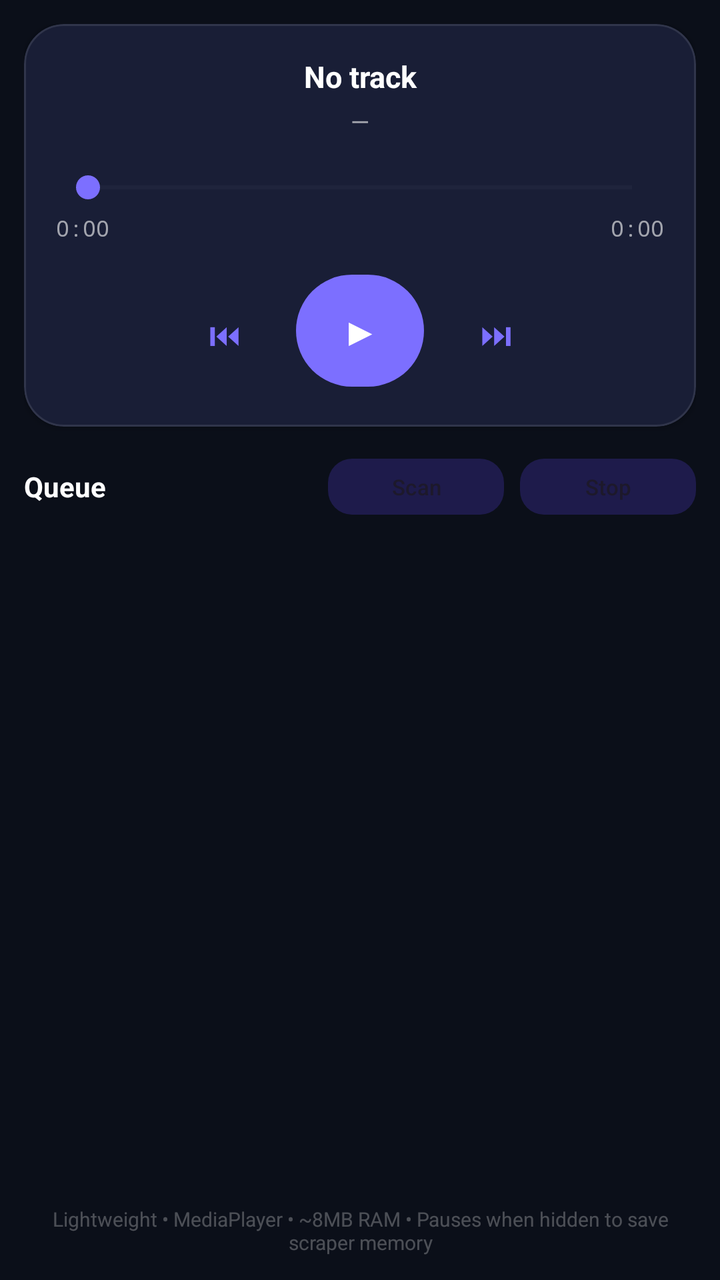
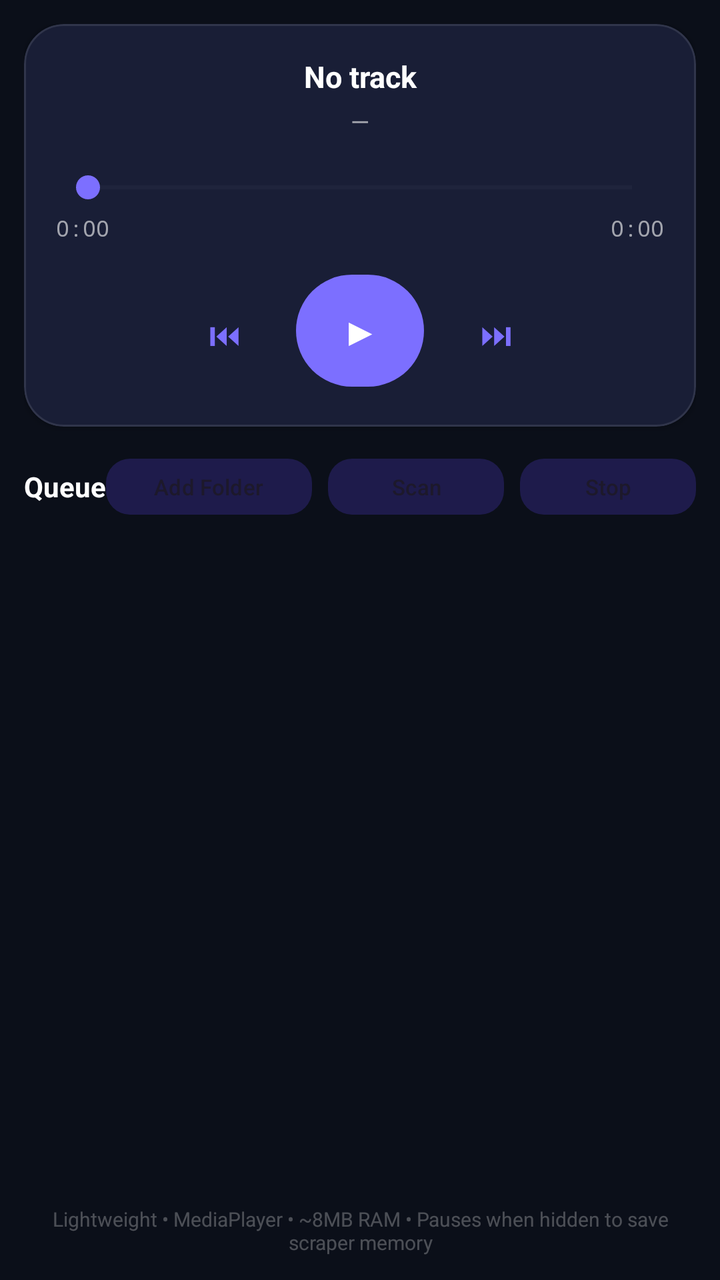

The first picture is an Android layout as it rendered before a commit; the second is the same layout after the commit. The layout source and the unified diff follow.
<!-- AndroidManifest.xml: application theme Theme.LightBrowser -->
<!-- res/layout/fragment_music.xml -->
<?xml version="1.0" encoding="utf-8"?>
<LinearLayout xmlns:android="http://schemas.android.com/apk/res/android"
    xmlns:app="http://schemas.android.com/apk/res-auto"
    android:layout_width="match_parent"
    android:layout_height="match_parent"
    android:orientation="vertical"
    android:background="@color/bg_dark"
    android:padding="12dp">

    <com.google.android.material.card.MaterialCardView
        android:layout_width="match_parent"
        android:layout_height="wrap_content"
        app:cardCornerRadius="20dp"
        app:cardBackgroundColor="@color/surface"
        app:strokeColor="#1AFFFFFF"
        app:strokeWidth="1dp"
        app:cardElevation="2dp">

        <LinearLayout
            android:layout_width="match_parent"
            android:layout_height="wrap_content"
            android:orientation="vertical"
            android:padding="16dp"
            android:gravity="center">

            <TextView
                android:id="@+id/tvTitle"
                android:layout_width="match_parent"
                android:layout_height="wrap_content"
                android:text="No track"
                android:textColor="@color/white"
                android:textSize="15sp"
                android:textStyle="bold"
                android:gravity="center"
                android:ellipsize="marquee"
                android:singleLine="true" />

            <TextView
                android:id="@+id/tvArtist"
                android:layout_width="match_parent"
                android:layout_height="wrap_content"
                android:layout_marginTop="4dp"
                android:text="—"
                android:textColor="#99FFFFFF"
                android:textSize="12sp"
                android:gravity="center" />

            <SeekBar
                android:id="@+id/seekBar"
                android:layout_width="match_parent"
                android:layout_height="wrap_content"
                android:layout_marginTop="16dp"
                android:thumbTint="@color/purple_500"
                android:progressTint="@color/purple_500"
                android:progressBackgroundTint="#1AFFFFFF" />

            <LinearLayout
                android:layout_width="match_parent"
                android:layout_height="wrap_content"
                android:orientation="horizontal"
                android:gravity="center_vertical"
                android:layout_marginTop="4dp">

                <TextView
                    android:id="@+id/tvCurrent"
                    android:layout_width="wrap_content"
                    android:layout_height="wrap_content"
                    android:text="0:00"
                    android:textColor="#99FFFFFF"
                    android:textSize="11sp"
                    android:fontFamily="monospace" />

                <View
                    android:layout_width="0dp"
                    android:layout_height="0dp"
                    android:layout_weight="1" />

                <TextView
                    android:id="@+id/tvDuration"
                    android:layout_width="wrap_content"
                    android:layout_height="wrap_content"
                    android:text="0:00"
                    android:textColor="#99FFFFFF"
                    android:textSize="11sp"
                    android:fontFamily="monospace" />
            </LinearLayout>

            <LinearLayout
                android:layout_width="match_parent"
                android:layout_height="wrap_content"
                android:orientation="horizontal"
                android:gravity="center"
                android:layout_marginTop="12dp">

                <com.google.android.material.button.MaterialButton
                    android:id="@+id/btnPrev"
                    android:layout_width="48dp"
                    android:layout_height="48dp"
                    android:text="⏮"
                    android:textSize="16sp"
                    style="@style/Widget.Material3.Button.IconButton"
                    app:cornerRadius="12dp" />

                <com.google.android.material.button.MaterialButton
                    android:id="@+id/btnPlay"
                    android:layout_width="64dp"
                    android:layout_height="64dp"
                    android:layout_marginHorizontal="12dp"
                    android:text="▶"
                    android:textSize="20sp"
                    style="@style/Widget.Material3.Button"
                    app:cornerRadius="32dp" />

                <com.google.android.material.button.MaterialButton
                    android:id="@+id/btnNext"
                    android:layout_width="48dp"
                    android:layout_height="48dp"
                    android:text="⏭"
                    android:textSize="16sp"
                    style="@style/Widget.Material3.Button.IconButton"
                    app:cornerRadius="12dp" />
            </LinearLayout>
        </LinearLayout>
    </com.google.android.material.card.MaterialCardView>

    <LinearLayout
        android:layout_width="match_parent"
        android:layout_height="wrap_content"
        android:orientation="horizontal"
        android:gravity="center_vertical"
        android:layout_marginTop="12dp">

        <TextView
            android:layout_width="0dp"
            android:layout_weight="1"
            android:layout_height="wrap_content"
            android:text="Queue"
            android:textColor="@color/white"
            android:textSize="14sp"
            android:textStyle="bold" />

        <com.google.android.material.button.MaterialButton
            android:id="@+id/btnScan"
            android:layout_width="wrap_content"
            android:layout_height="36dp"
            android:text="Scan"
            android:textSize="11sp"
            style="@style/Widget.Material3.Button.TonalButton"
            app:cornerRadius="12dp" />

        <View android:layout_width="8dp" android:layout_height="0dp" />

        <com.google.android.material.button.MaterialButton
            android:id="@+id/btnStop"
            android:layout_width="wrap_content"
            android:layout_height="36dp"
            android:text="Stop"
            android:textSize="11sp"
            style="@style/Widget.Material3.Button.TonalButton"
            app:cornerRadius="12dp" />
    </LinearLayout>

    <androidx.recyclerview.widget.RecyclerView
        android:id="@+id/recycler"
        android:layout_width="match_parent"
        android:layout_height="0dp"
        android:layout_weight="1"
        android:layout_marginTop="8dp"
        android:clipToPadding="false"
        android:padding="4dp" />

    <TextView
        android:id="@+id/empty"
        android:layout_width="match_parent"
        android:layout_height="0dp"
        android:layout_weight="1"
        android:gravity="center"
        android:text="No audio found in Downloads\nAdd MP3 to Download folder"
        android:textColor="#66FFFFFF"
        android:visibility="gone" />

    <TextView
        android:layout_width="match_parent"
        android:layout_height="wrap_content"
        android:layout_marginTop="8dp"
        android:text="Lightweight • MediaPlayer • ~8MB RAM • Pauses when hidden to save scraper memory"
        android:textColor="#44FFFFFF"
        android:textSize="10sp"
        android:gravity="center" />
</LinearLayout>
<!-- resources referenced by this layout -->
<resources>
  <color name="bg_dark">#0B0F19</color>
  <color name="purple_500">#7C6FFF</color>
  <color name="surface">#121827</color>
  <color name="white">#FFFFFF</color>
  <style name="Theme.LightBrowser" parent="Theme.Material3.DayNight.NoActionBar">
          <item name="colorPrimary">@color/purple_500</item>
          <item name="colorOnPrimary">@color/white</item>
          <item name="colorPrimaryContainer">#2A2D4A</item>
          <item name="colorOnPrimaryContainer">#E2E8F0</item>
          <item name="colorSecondary">#A78BFA</item>
          <item name="colorSecondaryContainer">#1E1B4B</item>
          <item name="colorSurface">@color/surface</item>
          <item name="colorSurfaceVariant">#1E293B</item>
          <item name="colorOnSurface">@color/white</item>
          <item name="colorOnSurfaceVariant">#94A3B8</item>
          <item name="android:statusBarColor">@android:color/transparent</item>
          <item name="android:navigationBarColor">@android:color/transparent</item>
          <item name="android:windowLightStatusBar">false</item>
          <item name="android:windowLightNavigationBar">false</item>
          <item name="bottomNavigationStyle">@style/Widget.LightBrowser.BottomNav</item>
          
          <item name="textAppearanceTitleLarge">@style/TextAppearance.LightBrowser.TitleLarge</item>
          <item name="textAppearanceBodyMedium">@style/TextAppearance.LightBrowser.Body</item>
      </style>
  <style name="Widget.LightBrowser.BottomNav" parent="Widget.Material3.BottomNavigationView">
          <item name="android:background">@color/surface</item>
          <item name="itemIconTint">#E2E8F0</item>
          <item name="itemTextColor">#94A3B8</item>
          <item name="itemActiveIndicatorStyle">@style/Widget.LightBrowser.Indicator</item>
      </style>
  <style name="TextAppearance.LightBrowser.TitleLarge" parent="TextAppearance.Material3.TitleLarge">
          <item name="android:fontFamily">sans-serif</item>
          <item name="android:textColor">@color/white</item>
          <item name="android:letterSpacing">-0.02</item>
      </style>
  <style name="TextAppearance.LightBrowser.Body" parent="TextAppearance.Material3.BodyMedium">
          <item name="android:fontFamily">sans-serif</item>
          <item name="android:textColor">#94A3B8</item>
      </style>
  <style name="Widget.LightBrowser.Indicator" parent="Widget.Material3.BottomNavigationView.ActiveIndicator">
          <item name="android:color">#2A2D4A</item>
          <item name="shapeAppearance">@style/ShapeAppearance.Material3.SmallComponent</item>
      </style>
</resources>

<!-- the commit's change to res/layout/fragment_music.xml (unified diff, before → after) -->
@@ -22,6 +22,15 @@
             android:orientation="vertical"
             android:padding="16dp"
             android:gravity="center">
+
+            <ImageView
+                android:id="@+id/imgArt"
+                android:layout_width="96dp"
+                android:layout_height="96dp"
+                android:layout_marginBottom="12dp"
+                android:background="@drawable/bg_url_bar"
+                android:scaleType="centerCrop"
+                android:visibility="gone" />
 
             <TextView
                 android:id="@+id/tvTitle"
@@ -140,6 +149,17 @@
             android:textStyle="bold" />
 
         <com.google.android.material.button.MaterialButton
+            android:id="@+id/btnAddFolder"
+            android:layout_width="wrap_content"
+            android:layout_height="36dp"
+            android:text="Add Folder"
+            android:textSize="11sp"
+            style="@style/Widget.Material3.Button.TonalButton"
+            app:cornerRadius="12dp" />
+
+        <View android:layout_width="8dp" android:layout_height="0dp" />
+
+        <com.google.android.material.button.MaterialButton
             android:id="@+id/btnScan"
             android:layout_width="wrap_content"
             android:layout_height="36dp"
<!-- resource entries referenced after the edit -->
@@ -4,6 +4,12 @@
   <color name="purple_500">#7C6FFF</color>
   <color name="surface">#121827</color>
   <color name="white">#FFFFFF</color>
+  <!-- drawable bg_url_bar (drawable) -->
+  <shape xmlns:android="http://schemas.android.com/apk/res/android" android:shape="rectangle">
+      <corners android:radius="20dp"/>
+      <solid android:color="#1E293B"/>
+      <stroke android:width="1dp" android:color="#33A855F7"/>
+  </shape>
   <style name="Theme.LightBrowser" parent="Theme.Material3.DayNight.NoActionBar">
           <item name="colorPrimary">@color/purple_500</item>
           <item name="colorOnPrimary">@color/white</item>
